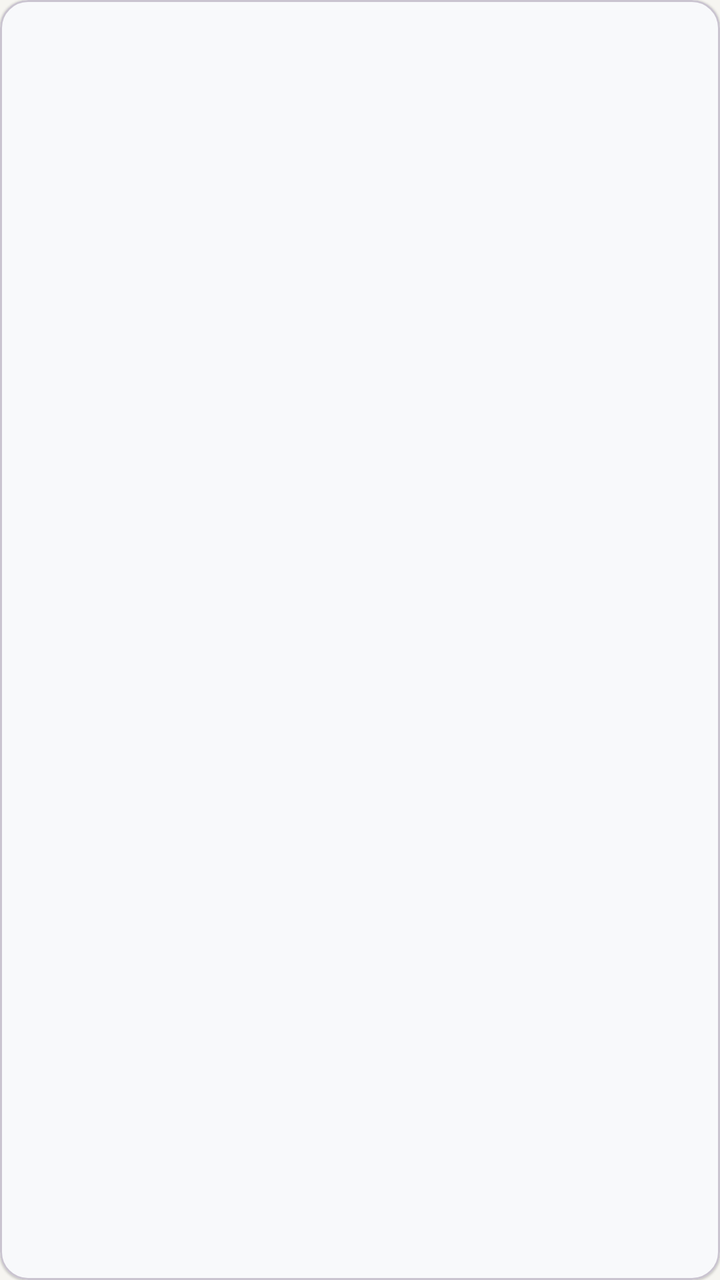
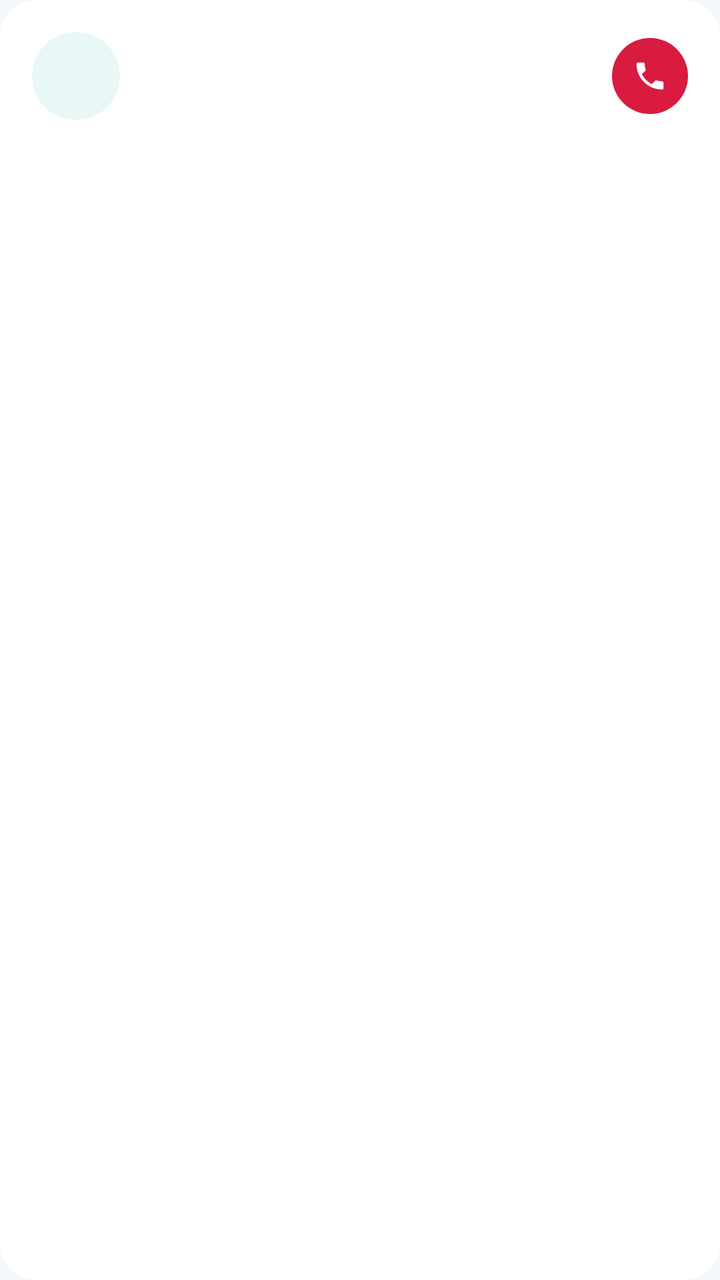

Screens rendered from an Android XML layout before and after an edit, with the pre-edit source and the edit as a unified diff.
<!-- AndroidManifest.xml: application theme Theme.PingHome -->
<!-- res/layout/item_contact.xml -->
<?xml version="1.0" encoding="utf-8"?>
<com.google.android.material.card.MaterialCardView
    xmlns:android="http://schemas.android.com/apk/res/android"
    xmlns:app="http://schemas.android.com/apk/res-auto"
    android:layout_width="match_parent"
    android:layout_height="wrap_content"
    android:layout_marginBottom="8dp"
    app:cardCornerRadius="14dp"
    app:cardElevation="0.5dp">

    <LinearLayout
        android:layout_width="match_parent"
        android:layout_height="wrap_content"
        android:orientation="vertical"
        android:padding="14dp">

        <TextView
            android:id="@+id/nameText"
            android:layout_width="match_parent"
            android:layout_height="wrap_content"
            android:textSize="16sp"
            android:textStyle="bold"
            android:textColor="?attr/colorOnSurface" />

        <TextView
            android:id="@+id/detailText"
            android:layout_width="match_parent"
            android:layout_height="wrap_content"
            android:textColor="?attr/colorOnSurface"
            android:alpha="0.7" />
    </LinearLayout>
</com.google.android.material.card.MaterialCardView>
<!-- resources referenced by this layout -->
<resources>
  <style name="Theme.PingHome" parent="Theme.Material3.Light.NoActionBar">
          <item name="colorPrimary">@color/blue_muted</item>
          <item name="colorPrimaryDark">@color/navy_900</item>
          <item name="colorOnPrimary">@color/off_white</item>
          <item name="colorSecondary">@color/navy_800</item>
          <item name="colorSurface">@color/surface_light</item>
          <item name="android:colorBackground">@color/off_white</item>
          <item name="colorOnBackground">@color/text_primary_light</item>
          <item name="colorOnSurface">@color/text_primary_light</item>
          <item name="colorError">@color/sos_red</item>
          <item name="android:statusBarColor">@color/navy_900</item>
          <item name="android:windowLightStatusBar">false</item>
      </style>
  <color name="blue_muted">#5B7FA6</color>
  <color name="navy_900">#0F1B2D</color>
  <color name="off_white">#F6F5F1</color>
  <color name="navy_800">#16243B</color>
  <color name="surface_light">#FFFFFF</color>
  <color name="text_primary_light">#1B2230</color>
  <color name="sos_red">#C0392B</color>
</resources>

<!-- the commit's change to res/layout/item_contact.xml (unified diff, before → after) -->
@@ -4,29 +4,65 @@
     xmlns:app="http://schemas.android.com/apk/res-auto"
     android:layout_width="match_parent"
     android:layout_height="wrap_content"
-    android:layout_marginBottom="8dp"
-    app:cardCornerRadius="14dp"
-    app:cardElevation="0.5dp">
+    android:layout_marginBottom="12dp"
+    android:foreground="?attr/selectableItemBackground">
 
     <LinearLayout
         android:layout_width="match_parent"
         android:layout_height="wrap_content"
-        android:orientation="vertical"
-        android:padding="14dp">
+        android:orientation="horizontal"
+        android:gravity="center_vertical"
+        android:padding="16dp">
 
-        <TextView
-            android:id="@+id/nameText"
-            android:layout_width="match_parent"
+        <FrameLayout
+            android:layout_width="44dp"
+            android:layout_height="44dp"
+            android:background="@drawable/bg_avatar">
+            <TextView
+                android:id="@+id/initialText"
+                android:layout_width="wrap_content"
+                android:layout_height="wrap_content"
+                android:layout_gravity="center"
+                android:textAppearance="@style/TextAppearance.PingHome.TitleMedium"
+                android:textColor="?attr/colorPrimary" />
+        </FrameLayout>
+
+        <LinearLayout
+            android:layout_width="0dp"
             android:layout_height="wrap_content"
-            android:textSize="16sp"
-            android:textStyle="bold"
-            android:textColor="?attr/colorOnSurface" />
+            android:layout_weight="1"
+            android:layout_marginStart="12dp"
+            android:orientation="vertical">
 
-        <TextView
-            android:id="@+id/detailText"
-            android:layout_width="match_parent"
-            android:layout_height="wrap_content"
-            android:textColor="?attr/colorOnSurface"
-            android:alpha="0.7" />
+            <TextView
+                android:id="@+id/nameText"
+                android:layout_width="match_parent"
+                android:layout_height="wrap_content"
+                android:textAppearance="@style/TextAppearance.PingHome.TitleMedium" />
+
+            <TextView
+                android:id="@+id/detailText"
+                android:layout_width="match_parent"
+                android:layout_height="wrap_content"
+                android:layout_marginTop="2dp"
+                android:textAppearance="@style/TextAppearance.PingHome.BodyMuted" />
+        </LinearLayout>
+
+        <FrameLayout
+            android:id="@+id/callButton"
+            android:layout_width="38dp"
+            android:layout_height="38dp"
+            android:layout_marginStart="8dp"
+            android:background="@drawable/bg_circle_sos"
+            android:foreground="?attr/selectableItemBackgroundBorderless"
+            android:contentDescription="Call this contact">
+            <ImageView
+                android:layout_width="18dp"
+                android:layout_height="18dp"
+                android:layout_gravity="center"
+                android:src="@drawable/ic_phone"
+                app:tint="@color/white"
+                android:contentDescription="@null" />
+        </FrameLayout>
     </LinearLayout>
 </com.google.android.material.card.MaterialCardView>
<!-- resource entries referenced after the edit -->
@@ -1,24 +1,122 @@
 <!-- resources referenced by this layout -->
 <resources>
+  <color name="white">#FFFFFF</color>
+  <!-- drawable bg_avatar (drawable) -->
+  <?xml version="1.0" encoding="utf-8"?>
+  <shape xmlns:android="http://schemas.android.com/apk/res/android" android:shape="oval">
+      <solid android:color="?attr/colorPrimaryContainer" />
+  </shape>
+  <!-- drawable bg_circle_sos (drawable) -->
+  <?xml version="1.0" encoding="utf-8"?>
+  <shape xmlns:android="http://schemas.android.com/apk/res/android" android:shape="oval">
+      <solid android:color="@color/sos_red" />
+  </shape>
+  <!-- drawable ic_phone (drawable) -->
+  <?xml version="1.0" encoding="utf-8"?>
+  <vector xmlns:android="http://schemas.android.com/apk/res/android"
+      android:width="24dp" android:height="24dp"
+      android:viewportWidth="24" android:viewportHeight="24"
+      android:tint="?attr/colorControlNormal">
+      <path android:fillColor="@android:color/white" android:pathData="M6.62,10.79c1.44,2.83 3.76,5.14 6.59,6.59l2.2,-2.2c0.27,-0.27 0.67,-0.36 1.02,-0.24 1.12,0.37 2.33,0.57 3.57,0.57 0.55,0 1,0.45 1,1V20c0,0.55 -0.45,1 -1,1 -9.39,0 -17,-7.61 -17,-17 0,-0.55 0.45,-1 1,-1h3.5c0.55,0 1,0.45 1,1 0,1.25 0.2,2.45 0.57,3.57 0.11,0.35 0.03,0.74 -0.25,1.02l-2.2,2.2z" />
+  </vector>
+  <style name="TextAppearance.PingHome.BodyMuted" parent="TextAppearance.Material3.BodyMedium">
+          <item name="android:textSize">13sp</item>
+          <item name="android:textColor">?attr/colorMuted</item>
+      </style>
+  <style name="TextAppearance.PingHome.TitleMedium" parent="TextAppearance.Material3.TitleMedium">
+          <item name="android:textSize">16sp</item>
+          <item name="android:fontFamily">sans-serif-medium</item>
+          <item name="android:textColor">?attr/colorOnSurface</item>
+      </style>
   <style name="Theme.PingHome" parent="Theme.Material3.Light.NoActionBar">
-          <item name="colorPrimary">@color/blue_muted</item>
-          <item name="colorPrimaryDark">@color/navy_900</item>
-          <item name="colorOnPrimary">@color/off_white</item>
-          <item name="colorSecondary">@color/navy_800</item>
-          <item name="colorSurface">@color/surface_light</item>
-          <item name="android:colorBackground">@color/off_white</item>
-          <item name="colorOnBackground">@color/text_primary_light</item>
-          <item name="colorOnSurface">@color/text_primary_light</item>
+          <item name="colorPrimary">@color/light_primary</item>
+          <item name="colorPrimaryDark">@color/light_primary_variant</item>
+          <item name="colorOnPrimary">@color/white</item>
+          <item name="colorPrimaryContainer">@color/light_card_alt</item>
+          <item name="colorOnPrimaryContainer">@color/light_primary_variant</item>
+          <item name="colorSecondary">@color/light_secondary</item>
+          <item name="colorOnSecondary">@color/white</item>
+          <item name="colorSurface">@color/light_surface</item>
+          <item name="colorSurfaceVariant">@color/light_card_alt</item>
+          <item name="colorOnSurfaceVariant">@color/light_muted</item>
+          <item name="android:colorBackground">@color/light_background</item>
+          <item name="colorOnBackground">@color/light_on_background</item>
+          <item name="colorOnSurface">@color/light_on_background</item>
+          <item name="colorOutline">@color/light_divider</item>
           <item name="colorError">@color/sos_red</item>
-          <item name="android:statusBarColor">@color/navy_900</item>
-          <item name="android:windowLightStatusBar">false</item>
+          <item name="colorMuted">@color/light_muted</item>
+          <item name="colorCardAlt">@color/light_card_alt</item>
+          <item name="android:statusBarColor">@color/light_background</item>
+          <item name="android:navigationBarColor">@color/light_surface</item>
+          <item name="android:windowLightStatusBar">true</item>
+          <item name="android:windowLightNavigationBar">true</item>
+          <item name="android:fontFamily">sans-serif</item>
+          <item name="materialButtonStyle">@style/Widget.PingHome.Button</item>
+          <item name="materialCardViewStyle">@style/Widget.PingHome.Card</item>
+          <item name="textInputStyle">@style/Widget.PingHome.TextInput</item>
+          <item name="bottomNavigationStyle">@style/Widget.PingHome.BottomNav</item>
+          <item name="floatingActionButtonStyle">@style/Widget.PingHome.Fab</item>
       </style>
-  <color name="blue_muted">#5B7FA6</color>
-  <color name="navy_900">#0F1B2D</color>
-  <color name="off_white">#F6F5F1</color>
-  <color name="navy_800">#16243B</color>
-  <color name="surface_light">#FFFFFF</color>
-  <color name="text_primary_light">#1B2230</color>
-  <color name="sos_red">#C0392B</color>
+  <color name="sos_red">#D81B3F</color>
+  <color name="light_primary">#12B3A8</color>
+  <color name="light_primary_variant">#0E8C84</color>
+  <color name="light_card_alt">#E9F8F6</color>
+  <color name="light_secondary">#6C5CE7</color>
+  <color name="light_surface">#FFFFFF</color>
+  <color name="light_muted">#8B94A3</color>
+  <color name="light_background">#F4F7FB</color>
+  <color name="light_on_background">#1B2430</color>
+  <color name="light_divider">#E3E8EF</color>
+  <style name="Widget.PingHome.Button" parent="Widget.Material3.Button">
+          <item name="cornerRadius">28dp</item>
+          <item name="android:textAppearance">@style/TextAppearance.PingHome.Label</item>
+          <item name="android:paddingLeft">20dp</item>
+          <item name="android:paddingRight">20dp</item>
+          <item name="android:minHeight">52dp</item>
+      </style>
+  <style name="Widget.PingHome.Card" parent="Widget.Material3.CardView.Filled">
+          <item name="cardCornerRadius">18dp</item>
+          <item name="cardElevation">0dp</item>
+          <item name="cardBackgroundColor">?attr/colorSurface</item>
+          <item name="strokeWidth">0dp</item>
+      </style>
+  <style name="Widget.PingHome.TextInput" parent="Widget.Material3.TextInputLayout.OutlinedBox">
+          <item name="boxCornerRadiusTopStart">14dp</item>
+          <item name="boxCornerRadiusTopEnd">14dp</item>
+          <item name="boxCornerRadiusBottomStart">14dp</item>
+          <item name="boxCornerRadiusBottomEnd">14dp</item>
+          <item name="boxStrokeColor">?attr/colorPrimary</item>
+      </style>
+  <style name="Widget.PingHome.BottomNav" parent="Widget.Material3.BottomNavigationView">
+          <item name="android:background">@drawable/bg_bottom_nav</item>
+          <item name="itemIconTint">@color/bottom_nav_item</item>
+          <item name="itemTextColor">@color/bottom_nav_item</item>
+          <item name="itemActiveIndicatorStyle">@style/Widget.PingHome.BottomNav.Indicator</item>
+          <item name="labelVisibilityMode">labeled</item>
+          <item name="elevation">12dp</item>
+      </style>
+  <style name="Widget.PingHome.Fab" parent="Widget.Material3.FloatingActionButton.Primary">
+          <item name="backgroundTint">?attr/colorPrimary</item>
+          <item name="tint">@color/white</item>
+          <item name="shapeAppearanceOverlay">@style/ShapeAppearance.PingHome.Fab</item>
+      </style>
+  <style name="TextAppearance.PingHome.Label" parent="TextAppearance.Material3.LabelLarge">
+          <item name="android:textSize">14sp</item>
+          <item name="android:fontFamily">sans-serif-medium</item>
+          <item name="android:letterSpacing">0.01</item>
+      </style>
+  <!-- drawable bg_bottom_nav (drawable) -->
+  <?xml version="1.0" encoding="utf-8"?>
+  <shape xmlns:android="http://schemas.android.com/apk/res/android" android:shape="rectangle">
+      <solid android:color="?attr/colorSurface" />
+      <corners android:topLeftRadius="24dp" android:topRightRadius="24dp" />
+  </shape>
+  <style name="Widget.PingHome.BottomNav.Indicator" parent="Widget.Material3.BottomNavigationView.ActiveIndicator">
+          <item name="android:color">@color/bottom_nav_indicator</item>
+      </style>
+  <style name="ShapeAppearance.PingHome.Fab" parent="">
+          <item name="cornerFamily">rounded</item>
+          <item name="cornerSize">18dp</item>
+      </style>
 </resources>
 
